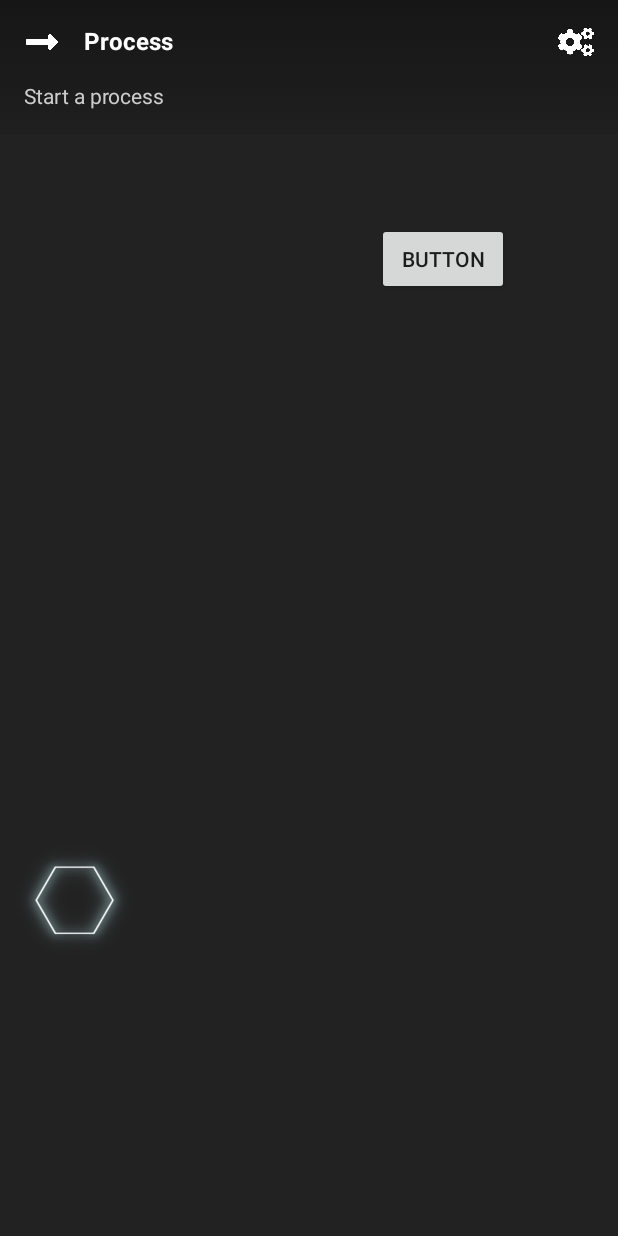
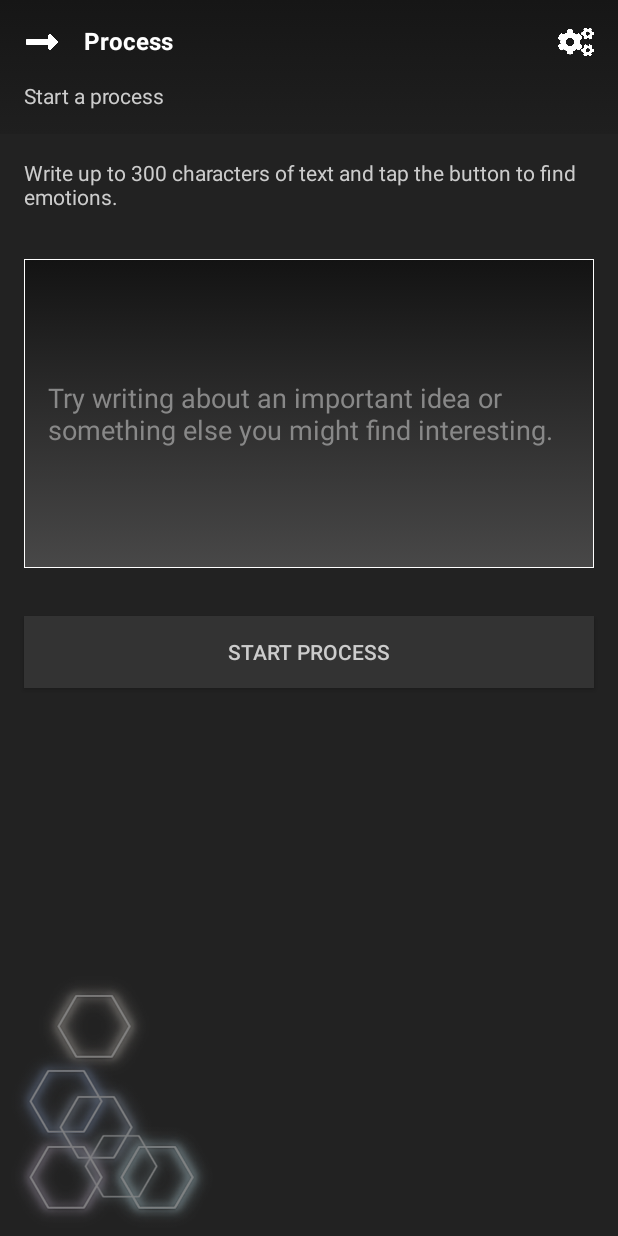
Before and after one commit to alphanexustech/AffectNexusMobile, an Android app: the ProcessActivity screen opened directly, with no data from a screen before it, on a phone screen of 412 x 824 dp. Run offline under Robolectric (Android 15) with nearby library versions, the phone set to English and light mode, and no system bars.

Commit message:
feat: Improve UI

```diff
--- a/app/src/main/res/layout/activity_login.xml
+++ b/app/src/main/res/layout/activity_login.xml
@@ -32,6 +32,7 @@
                 android:inputType="text"
                 android:maxLines="1"
                 android:singleLine="true"
+                android:backgroundTint="@color/colorSecondaryFont"
                 android:textColor="@color/colorPrimaryFont" />
 
         </android.support.design.widget.TextInputLayout>
@@ -52,6 +53,7 @@
                 android:inputType="textPassword"
                 android:maxLines="1"
                 android:singleLine="true"
+                android:backgroundTint="@color/colorSecondaryFont"
                 android:textColor="@color/colorPrimaryFont" />
 
         </android.support.design.widget.TextInputLayout>
--- a/app/src/main/res/layout/activity_process.xml
+++ b/app/src/main/res/layout/activity_process.xml
@@ -9,10 +9,11 @@
     tools:context="io.alphanexus.affectnexusmobile.ProcessActivity">
 
     <ImageView
-        android:id="@+id/imageView5"
-        android:layout_width="100dp"
-        android:layout_height="100dp"
-        android:src="@drawable/hex_c2f6ff"
+        android:id="@+id/hex-mosh_03"
+        android:layout_width="200dp"
+        android:layout_height="200dp"
+        android:alpha=".45"
+        android:src="@drawable/hex_group_mosh_02"
         app:layout_anchor="@+id/linear_layout"
         app:layout_anchorGravity="left|bottom" />
 
--- a/app/src/main/res/layout/activity_signup.xml
+++ b/app/src/main/res/layout/activity_signup.xml
@@ -37,6 +37,7 @@
                     android:inputType="text|textEmailAddress"
                     android:maxLines="1"
                     android:singleLine="true"
+                    android:backgroundTint="@color/colorSecondaryFont"
                     android:textColor="@color/colorPrimaryFont" />
 
             </android.support.design.widget.TextInputLayout>
@@ -54,6 +55,7 @@
                     android:inputType="text"
                     android:maxLines="1"
                     android:singleLine="true"
+                    android:backgroundTint="@color/colorSecondaryFont"
                     android:textColor="@color/colorPrimaryFont" />
 
             </android.support.design.widget.TextInputLayout>
@@ -73,6 +75,7 @@
                     android:inputType="textPassword"
                     android:maxLines="1"
                     android:singleLine="true"
+                    android:backgroundTint="@color/colorSecondaryFont"
                     android:textColor="@color/colorPrimaryFont" />
 
             </android.support.design.widget.TextInputLayout>
@@ -92,6 +95,7 @@
                     android:inputType="textPassword"
                     android:maxLines="1"
                     android:singleLine="true"
+                    android:backgroundTint="@color/colorSecondaryFont"
                     android:textColor="@color/colorPrimaryFont" />
 
             </android.support.design.widget.TextInputLayout>
--- a/app/src/main/res/layout/content_process.xml
+++ b/app/src/main/res/layout/content_process.xml
@@ -5,18 +5,70 @@
     android:layout_width="match_parent"
     android:layout_height="match_parent">
 
-    <Button
-        android:id="@+id/button"
-        android:layout_width="wrap_content"
-        android:layout_height="wrap_content"
-        android:layout_marginBottom="404dp"
-        android:layout_marginEnd="45dp"
-        android:layout_marginStart="251dp"
-        android:layout_marginTop="59dp"
-        android:text="Button"
-        app:layout_constraintBottom_toBottomOf="parent"
-        app:layout_constraintEnd_toEndOf="parent"
-        app:layout_constraintStart_toStartOf="parent"
-        app:layout_constraintTop_toTopOf="parent" />
+    <ScrollView
+        android:layout_width="match_parent"
+        android:layout_height="match_parent">
+
+        <LinearLayout
+            android:layout_width="match_parent"
+            android:layout_height="wrap_content"
+            android:orientation="vertical" >
+
+            <android.support.constraint.ConstraintLayout
+                android:layout_width="match_parent"
+                android:layout_height="match_parent">
+
+                <TextView
+                    android:id="@+id/process_expanded_description"
+                    android:layout_width="0dp"
+                    android:layout_height="wrap_content"
+                    android:layout_marginEnd="16dp"
+                    android:layout_marginStart="16dp"
+                    android:layout_marginTop="16dp"
+                    android:text="@string/process_description_expanded"
+                    android:textColor="@color/colorPrimaryFont"
+                    app:layout_constraintEnd_toEndOf="parent"
+                    app:layout_constraintStart_toStartOf="parent"
+                    app:layout_constraintTop_toTopOf="parent" />
+
+                <EditText
+                    android:id="@+id/process_text_field"
+                    android:layout_width="0dp"
+                    android:layout_height="wrap_content"
+                    android:layout_marginEnd="16dp"
+                    android:layout_marginStart="16dp"
+                    android:layout_marginTop="32dp"
+                    android:background="@drawable/gradient02"
+                    android:ems="10"
+                    android:hint="@string/process_placeholder"
+                    android:inputType="textMultiLine"
+                    android:maxLines="8"
+                    android:minLines="8"
+                    android:padding="@dimen/primary_padding"
+                    android:textColor="@color/colorPrimaryFont"
+                    android:textColorHint="@color/colorSecondaryFont"
+                    app:layout_constraintEnd_toEndOf="parent"
+                    app:layout_constraintStart_toStartOf="parent"
+                    app:layout_constraintTop_toBottomOf="@+id/process_expanded_description" />
+
+                <Button
+                    android:id="@+id/start_process_button"
+                    android:layout_width="0dp"
+                    android:layout_height="wrap_content"
+                    android:layout_marginBottom="32dp"
+                    android:layout_marginEnd="16dp"
+                    android:layout_marginStart="16dp"
+                    android:layout_marginTop="32dp"
+                    android:background="@color/colorPrimary"
+                    android:textColor="@color/colorPrimaryFont"
+                    android:text="@string/start_process"
+                    app:layout_constraintBottom_toBottomOf="parent"
+                    app:layout_constraintEnd_toEndOf="parent"
+                    app:layout_constraintStart_toStartOf="parent"
+                    app:layout_constraintTop_toBottomOf="@+id/process_text_field" />
+
+            </android.support.constraint.ConstraintLayout>
+        </LinearLayout>
+    </ScrollView>
 
 </RelativeLayout>
--- a/app/src/main/res/values/strings.xml
+++ b/app/src/main/res/values/strings.xml
@@ -37,8 +37,11 @@
     <string name="process_description_short">Start a process</string>
     <string name="process_description">Start a process</string>
     <string name="process_description_alt">Start a process. Include text and tap the run button to find emotions.</string>
+    <string name="process_description_expanded">Write up to 300 characters of text and tap the button to find emotions.</string>
+    <string name="process_placeholder">Try writing about an important idea or something else you might find interesting.</string>
     <string name="stronger_affect">(Strongest)</string>
     <string name="weaker_affect">(Weaker)</string>
     <string name="affect_caption">Including only the five strongest emotions, here are their relative strengths.</string>
     <string name="loading_text">Loading...</string>
+    <string name="start_process">Start Process</string>
 </resources>
```
Also changed, not shown: app/src/main/res/drawable/hex_group_mosh_02.png (added).
